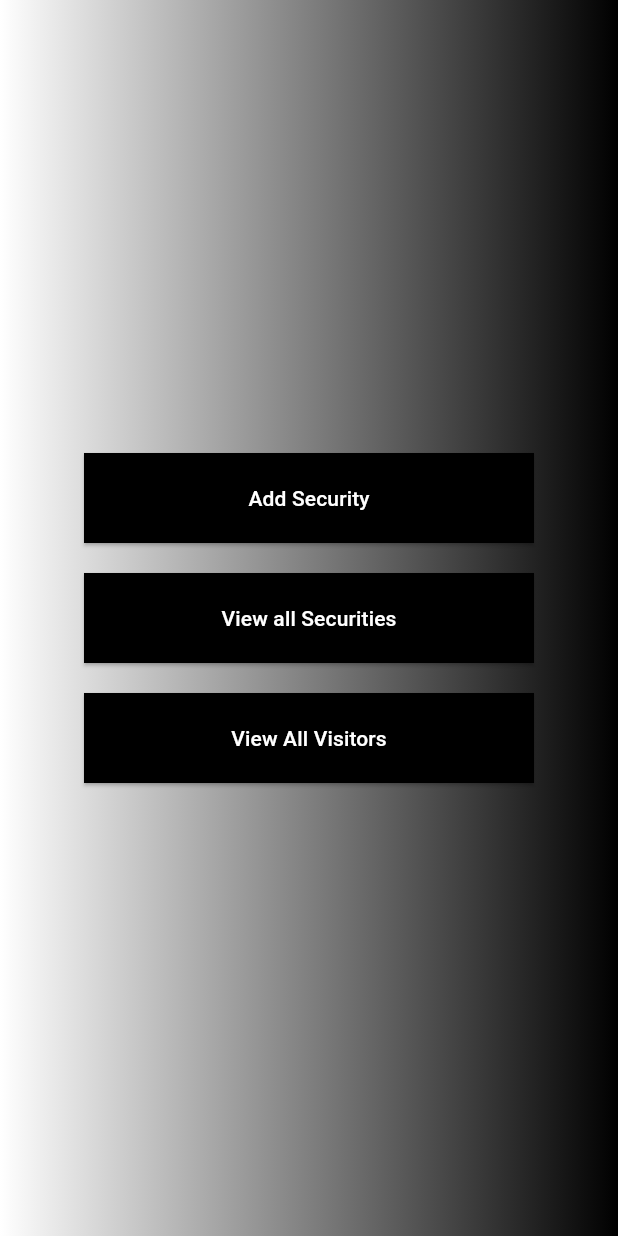
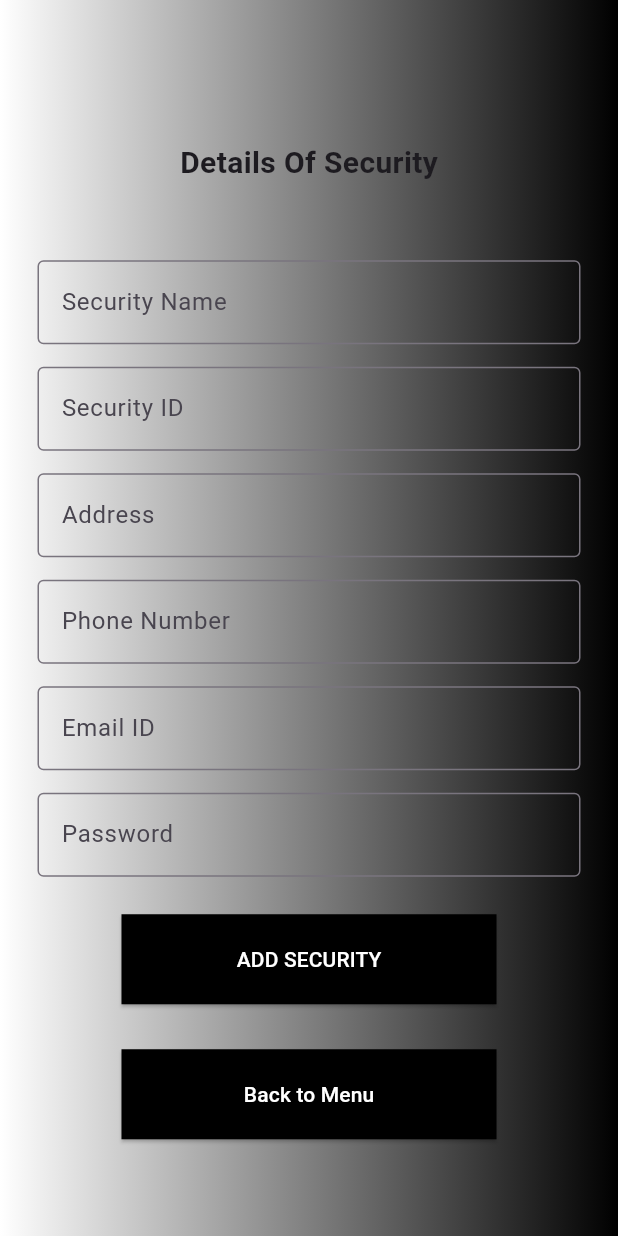
Before and after one commit to SKR276/visitor-app-frontend, a Flutter app: the MenuPage screen opened directly, after a tap on "Add Security", on a phone screen of 412 x 824 dp. Run offline on Flutter 3.47's test engine with Material 3 defaults, Android fonts, the phone set to English and light mode, and no system bars; network calls fail.

Commit message:
security added

```diff
--- /dev/null
+++ b/lib/models/securityModel.dart
@@ -0,0 +1,45 @@
+// To parse this JSON data, do
+//
+//     final viewList = viewListFromJson(jsonString);
+
+import 'dart:convert';
+
+List<ViewList> viewListFromJson(String str) => List<ViewList>.from(json.decode(str).map((x) => ViewList.fromJson(x)));
+
+String viewListToJson(List<ViewList> data) => json.encode(List<dynamic>.from(data.map((x) => x.toJson())));
+
+class ViewList {
+  String securityName;
+  String securityId;
+  String address;
+  String phoneNo;
+  String email;
+  String password;
+
+  ViewList({
+    required this.securityName,
+    required this.securityId,
+    required this.address,
+    required this.phoneNo,
+    required this.email,
+    required this.password,
+  });
+
+  factory ViewList.fromJson(Map<String, dynamic> json) => ViewList(
+    securityName: json["securityName"],
+    securityId: json["securityId"],
+    address: json["address"],
+    phoneNo: json["phoneNo"],
+    email: json["email"],
+    password: json["password"],
+  );
+
+  Map<String, dynamic> toJson() => {
+    "securityName": securityName,
+    "securityId": securityId,
+    "address": address,
+    "phoneNo": phoneNo,
+    "email": email,
+    "password": password,
+  };
+}
--- /dev/null
+++ b/lib/pages/addSecurity.dart
@@ -0,0 +1,144 @@
+import 'package:flutter/material.dart';
+import 'package:visitor_app_new/services/securityServices.dart';
+
+class AddSecurity extends StatefulWidget {
+  const AddSecurity({super.key});
+
+  @override
+  State<AddSecurity> createState() => _AddSecurityState();
+}
+
+class _AddSecurityState extends State<AddSecurity> {
+  @override
+  Widget build(BuildContext context) {
+    String getName="",getId="",getAddress="",getPhn="",getEmail="",getPass="";
+
+    TextEditingController securityName=new TextEditingController();
+    TextEditingController securityId=new TextEditingController();
+    TextEditingController address=new TextEditingController();
+    TextEditingController phoneNo=new TextEditingController();
+    TextEditingController email=new TextEditingController();
+    TextEditingController password=new TextEditingController();
+
+    void SendSecurityValues() async{
+      final response=await SecurityApiServices().sendSecurityData(
+          securityName.text,
+          securityId.text,
+          address.text,
+          phoneNo.text,
+          email.text,
+          password.text);
+
+      if(response["status"]=="success")
+        {
+          print("security details added successfully");
+        }
+      else
+        {
+          print("Error");
+        }
+    }
+    return Scaffold(
+      body: Container(
+        padding: EdgeInsets.all(25),
+        width: double.infinity,
+        decoration: BoxDecoration(
+            gradient: LinearGradient(
+                colors: [
+                  Colors.white,
+                  Colors.black
+                ]
+            )
+        ),
+        child: Column(
+          mainAxisAlignment: MainAxisAlignment.center,
+          children: [
+            SizedBox(height: 30,),
+            Text("Details Of Security",style: TextStyle(fontSize: 20,fontWeight: FontWeight.bold),),
+            SizedBox(height: 50,),
+            TextField(
+              controller: securityName,
+              decoration: InputDecoration(
+                labelText: "Security Name",
+                  border: OutlineInputBorder()
+              ),
+            ),
+            SizedBox(height: 15,),
+            TextField(
+              controller: securityId,
+              decoration: InputDecoration(
+                  labelText: "Security ID",
+                  border: OutlineInputBorder()
+              ),
+            ),
+            SizedBox(height: 15,),
+            TextField(
+              controller: address,
+              decoration: InputDecoration(
+                  labelText: "Address",
+                  border: OutlineInputBorder()
+              ),
+            ),
+            SizedBox(height: 15,),
+            TextField(
+              controller: phoneNo,
+              keyboardType: TextInputType.number,
+              decoration: InputDecoration(
+                  labelText: "Phone Number",
+                  border: OutlineInputBorder()
+              ),
+            ),
+            SizedBox(height: 15,),
+            TextField(
+              controller: email,
+              decoration: InputDecoration(
+                  labelText: "Email ID",
+                  border: OutlineInputBorder()
+              ),
+            ),
+            SizedBox(height: 15,),
+            TextField(
+              controller: password,
+              decoration: InputDecoration(
+                  labelText: "Password",
+                  border: OutlineInputBorder()
+              ),
+            ),
+            SizedBox(height: 25,),
+            SizedBox(
+              height: 60,
+              width: 250,
+              child: ElevatedButton(
+                style: ElevatedButton.styleFrom(
+                    foregroundColor: Colors.white,
+                    backgroundColor: Colors.black,
+                    shape: RoundedRectangleBorder(
+                        borderRadius: BorderRadius.zero
+                    )
+                ),
+                onPressed: SendSecurityValues,
+                child: Text("ADD SECURITY"),),
+            ),
+            SizedBox(height: 30,),
+            SizedBox(
+              height: 60,
+              width: 250,
+              child: ElevatedButton(
+                style: ElevatedButton.styleFrom(
+                    foregroundColor: Colors.white,
+                    backgroundColor: Colors.black,
+                    shape: RoundedRectangleBorder(
+                        borderRadius: BorderRadius.zero
+                    )
+                ),
+                onPressed: (){
+                  Navigator.pop(context);
+                },
+                child: Text("Back to Menu"),),
+            ),
+          ],
+        ),
+      ),
+    );
+  }
+}
--- a/lib/pages/adminLogin.dart
+++ b/lib/pages/adminLogin.dart
@@ -53,20 +53,15 @@ class _AdminLoginState extends State<AdminLogin> {
               decoration: InputDecoration(
                 labelText: "User Name",
                 border: OutlineInputBorder(),
-                  focusedBorder: OutlineInputBorder(
-                      borderSide: BorderSide(color: Colors.red)
-                  )
               ),
             ),
             SizedBox(height: 15,),
             TextField(
               controller: password,
+              obscureText: true,
               decoration: InputDecoration(
                 labelText: "Password",
                 border: OutlineInputBorder(),
-                focusedBorder: OutlineInputBorder(
-                  borderSide: BorderSide(color: Colors.red)
-                )
               ),
             ),
             SizedBox(height: 30,),
--- a/lib/pages/menu.dart
+++ b/lib/pages/menu.dart
@@ -1,4 +1,5 @@
 import 'package:flutter/material.dart';
+import 'package:visitor_app_new/pages/addSecurity.dart';
 
 class MenuPage extends StatefulWidget {
   const MenuPage({super.key});
@@ -26,7 +27,7 @@ class _MenuPageState extends State<MenuPage> {
           children: [
             SizedBox(
               height: 60,
-              width: 300,
+              width: 250,
               child: ElevatedButton(
                 style: ElevatedButton.styleFrom(
                     foregroundColor: Colors.white,
@@ -36,14 +37,16 @@ class _MenuPageState extends State<MenuPage> {
                     )
                 ),
                 onPressed: (){
-
+                  Navigator.push(context, MaterialPageRoute(builder:
+                  (context)=>AddSecurity()
+                  ));
                 },
                 child: Text("Add Security"),),
             ),
             SizedBox(height: 20,),
             SizedBox(
               height: 60,
-              width: 300,
+              width: 250,
               child: ElevatedButton(
                 style: ElevatedButton.styleFrom(
                     foregroundColor: Colors.white,
@@ -60,7 +63,7 @@ class _MenuPageState extends State<MenuPage> {
             SizedBox(height: 20,),
             SizedBox(
               height: 60,
-              width: 300,
+              width: 250,
               child: ElevatedButton(
                 style: ElevatedButton.styleFrom(
                     foregroundColor: Colors.white,
--- /dev/null
+++ b/lib/services/securityServices.dart
@@ -0,0 +1,32 @@
+import 'dart:convert';
+
+import 'package:http/http.dart' as http;
+
+class SecurityApiServices{
+  Future<dynamic> sendSecurityData(
+      String securityName,String securityId,String address,String phoneNo,String email,String password)async{
+    var client=http.Client();
+    var apiUrl=Uri.parse("http://localhost:3001/api/securities/signup");
+    var response=await client.post(apiUrl,
+        headers: <String,String>{
+          "Content-Type": "application/json; charset=UTF-8"
+        },
+        body: jsonEncode(<String,String>{
+          "securityName":securityName,
+          "securityId":securityId,
+          "address":address,
+          "phoneNo":phoneNo,
+          "email":email,
+          "password":password
+        })
+    );
+    if(response.statusCode==200)
+    {
+      return json.decode(response.body);
+    }
+    else
+    {
+      throw Exception("Failed to send");
+    }
+  }
+}
--- a/pubspec.yaml
+++ b/pubspec.yaml
@@ -35,6 +35,7 @@ dependencies:
   # The following adds the Cupertino Icons font to your application.
   # Use with the CupertinoIcons class for iOS style icons.
   cupertino_icons: ^1.0.2
+  http: ^1.2.0
 
 dev_dependencies:
   flutter_test:
```
Also changed, not shown: pubspec.lock.
